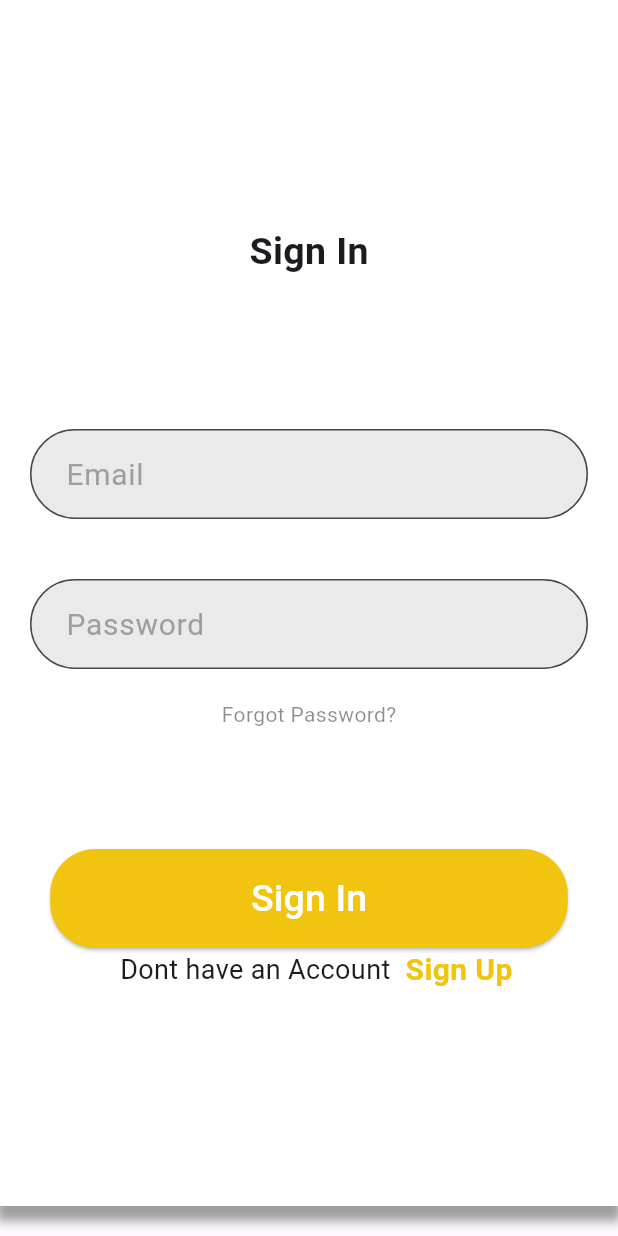
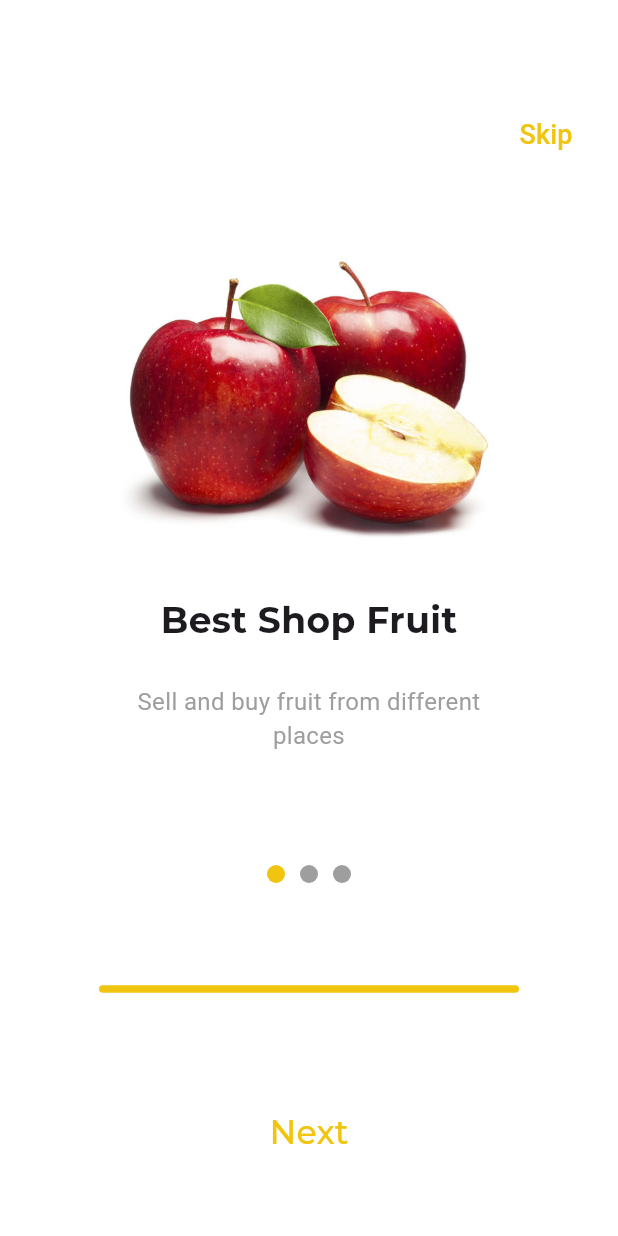
Before and after one commit to mrsaif143/E-Fruit-App-flutter, a Flutter app: the screen it shows after launch, on a phone screen of 412 x 824 dp. Run offline on Flutter 3.47's test engine with Material 2 defaults, Android fonts, the phone set to English and light mode, and no system bars; our stand-ins replace get, google_fonts.

Commit message:
on Boarding screens added

```diff
--- /dev/null
+++ b/lib/constants/colors.dart
@@ -0,0 +1,3 @@
+import 'package:flutter/material.dart';
+
+const Color yellowColor = Color.fromARGB(255, 241, 196, 15);
--- a/lib/main.dart
+++ b/lib/main.dart
@@ -1,6 +1,7 @@
-import 'package:e_fruit_shop/LoginScreen.dart';
 import 'package:flutter/material.dart';
 import 'package:get/get.dart';
+
+import 'views/on_Boarding_Screens/onBoardingScreenT.dart';
 
 void main() {
   runApp(const MyApp());
@@ -18,6 +19,6 @@ class MyApp extends StatelessWidget {
           colorScheme: ColorScheme.fromSeed(seedColor: Colors.deepPurple),
           useMaterial3: true,
         ),
-        home: const LoginScreen());
+        home: const OnboardingScreen());
   }
 }
--- a/lib/SignupScreeb.dart
+++ b/lib/views/SignupScreeb.dart
@@ -114,7 +114,7 @@ class SignupScreen extends StatelessWidget {
                           ),
                         ),
                       ),
-                      SizedBox(
+                      const SizedBox(
                         height: 80,
                       ),
                       SizedBox(
--- /dev/null
+++ b/lib/views/on_Boarding_Screens/onBoardingScreenT.dart
@@ -0,0 +1,209 @@
+import 'package:e_fruit_shop/constants/colors.dart';
+import 'package:e_fruit_shop/views/LoginScreen.dart';
+import 'package:flutter/material.dart';
+import 'package:get/get.dart';
+import 'package:google_fonts/google_fonts.dart';
+
+class OnboardingScreen extends StatefulWidget {
+  const OnboardingScreen({super.key});
+
+  @override
+  _OnboardingScreenState createState() => _OnboardingScreenState();
+}
+
+class _OnboardingScreenState extends State<OnboardingScreen> {
+  final PageController _pageController = PageController();
+  int _currentPage = 0;
+  final List<OnboardingItem> onboardingItems = [
+    OnboardingItem(
+      title: 'Best Shop Fruit',
+      description: 'Sell and buy fruit from different places',
+      image: 'assets/onBoradingImages/slide1.png',
+    ),
+    OnboardingItem(
+      title: 'Best Shop Fruit',
+      description: 'Get fresh and healthy fruit for you',
+      image: 'assets/onBoradingImages/slide2.png',
+    ),
+    OnboardingItem(
+      title: 'Best Shop Fruit',
+      description: 'Organic fruit that can be enjoyed by everyone',
+      image: 'assets/onBoradingImages/slide3.png',
+    ),
+  ];
+
+  @override
+  Widget build(BuildContext context) {
+    return Scaffold(
+      backgroundColor: Colors.white,
+      body: Container(
+        padding: const EdgeInsets.all(16.0),
+        child: Column(
+          crossAxisAlignment: CrossAxisAlignment.stretch,
+          children: [
+            Align(
+              alignment: Alignment.topRight,
+              child: Padding(
+                padding: const EdgeInsets.only(top: 50),
+                child: TextButton(
+                  onPressed: () {
+                    _pageController.jumpToPage(onboardingItems.length - 1);
+                  },
+                  child: const Text(
+                    'Skip',
+                    style: TextStyle(
+                      color: yellowColor,
+                      fontSize: 18.0,
+                    ),
+                  ),
+                ),
+              ),
+            ),
+            Expanded(
+              flex: 4,
+              child: PageView.builder(
+                controller: _pageController,
+                itemCount: onboardingItems.length,
+                onPageChanged: (index) {
+                  setState(() {
+                    _currentPage = index;
+                  });
+                },
+                itemBuilder: (context, index) {
+                  return OnboardingItemWidget(onboardingItems[index]);
+                },
+              ),
+            ),
+            Expanded(
+              flex: 2,
+              child: Column(
+                crossAxisAlignment: CrossAxisAlignment.stretch,
+                mainAxisAlignment: MainAxisAlignment.spaceBetween,
+                children: [
+                  Row(
+                    mainAxisAlignment: MainAxisAlignment.center,
+                    children: List.generate(
+                      onboardingItems.length,
+                      (index) => PageIndicator(
+                        isActive: index == _currentPage,
+                      ),
+                    ),
+                  ),
+                  Padding(
+                    padding: const EdgeInsets.all(50),
+                    child: Container(
+                      height: 5,
+                      decoration: const BoxDecoration(
+                          color: yellowColor,
+                          borderRadius: BorderRadius.all(Radius.circular(20))),
+                    ),
+                  ),
+                  Row(
+                    mainAxisAlignment: MainAxisAlignment.center,
+                    children: [
+                      Padding(
+                        padding: const EdgeInsets.only(bottom: 30),
+                        child: TextButton(
+                          onPressed: () {
+                            if (_currentPage < onboardingItems.length - 1) {
+                              _pageController.nextPage(
+                                duration: const Duration(milliseconds: 500),
+                                curve: Curves.ease,
+                              );
+                            } else {
+                              Get.to(() => const LoginScreen());
+                            }
+                          },
+                          child: Text(
+                            _currentPage == onboardingItems.length - 1
+                                ? 'Get Started'
+                                : 'Next',
+                            style: GoogleFonts.montserrat(
+                                color: yellowColor,
+                                fontSize: 22.0,
+                                fontWeight: FontWeight.w500),
+                          ),
+                        ),
+                      ),
+                    ],
+                  ),
+                ],
+              ),
+            ),
+          ],
+        ),
+      ),
+    );
+  }
+}
+
+class OnboardingItem {
+  final String title;
+  final String description;
+  final String image;
+
+  OnboardingItem({
+    required this.title,
+    required this.description,
+    required this.image,
+  });
+}
+
+class OnboardingItemWidget extends StatelessWidget {
+  final OnboardingItem item;
+
+  const OnboardingItemWidget(this.item, {super.key});
+
+  @override
+  Widget build(BuildContext context) {
+    return Column(
+      mainAxisAlignment: MainAxisAlignment.start,
+      children: [
+        const SizedBox(
+          height: 50,
+        ),
+        Image.asset(
+          item.image,
+          height: 200.0,
+        ),
+        const SizedBox(height: 32.0),
+        Text(
+          item.title,
+          style: GoogleFonts.montserrat(
+              fontSize: 24.0, fontWeight: FontWeight.w700),
+        ),
+        const SizedBox(height: 16.0),
+        Padding(
+          padding: const EdgeInsets.only(top: 10, left: 50, right: 50),
+          child: Text(
+            item.description,
+            style: GoogleFonts.roboto(
+                fontSize: 16.0,
+                color: Colors.grey,
+                fontWeight: FontWeight.w400),
+            textAlign: TextAlign.center,
+          ),
+        ),
+      ],
+    );
+  }
+}
+
+class PageIndicator extends StatelessWidget {
+  final bool isActive;
+
+  const PageIndicator({super.key, required this.isActive});
+
+  @override
+  Widget build(BuildContext context) {
+    return Container(
+      margin: const EdgeInsets.symmetric(horizontal: 5.0),
+      width: 12.0,
+      height: 12.0,
+      decoration: BoxDecoration(
+        shape: BoxShape.circle,
+        color: isActive ? yellowColor : Colors.grey,
+      ),
+    );
+  }
+}
```
Also changed, not shown: pubspec.yaml (+4 -3 lines), assets/onBoradingImages/slide1.png (added), assets/onBoradingImages/slide2.png (added), assets/onBoradingImages/slide3.png (added), lib/views/LoginScreen.dart (renamed from lib/LoginScreen.dart), pubspec.lock, 1 other file.
